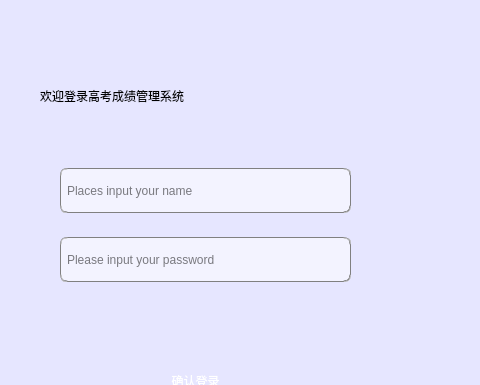
The window that CODE/login.ui (lensans/-) describes before a commit, drawn with Qt 5; both pictures show x 0 to 480 and y 0 to 385 of the 780 by 520 pixel window.
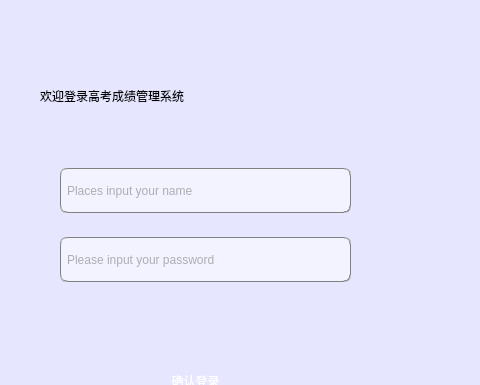
The same window after the commit.

Diff of the .ui file:
```diff
--- a/CODE/login.ui
+++ b/CODE/login.ui
@@ -93,7 +93,8 @@
         <string notr="true">background-color: rgb(243, 243, 255);
 border:1px groove gray;border-radius:
 7px;padding:2px 4px;
-font: 10pt &quot;Candara&quot;;</string>
+font: 10pt &quot;宋体&quot;;
+color: rgb(103, 103, 103);</string>
        </property>
        <property name="placeholderText">
         <string>Places input your name</string>
@@ -112,7 +113,8 @@
         <string notr="true">background-color: rgb(243, 243, 255);
 border:1px groove gray;border-radius:
 7px;padding:2px 4px;
-font: 10pt &quot;Candara&quot;;</string>
+font: 10pt &quot;宋体&quot;;
+color: rgb(103, 103, 103);</string>
        </property>
        <property name="echoMode">
         <enum>QLineEdit::Password</enum>
```
Left out of the diff: 2 changed lines with no effect on the pictures.
